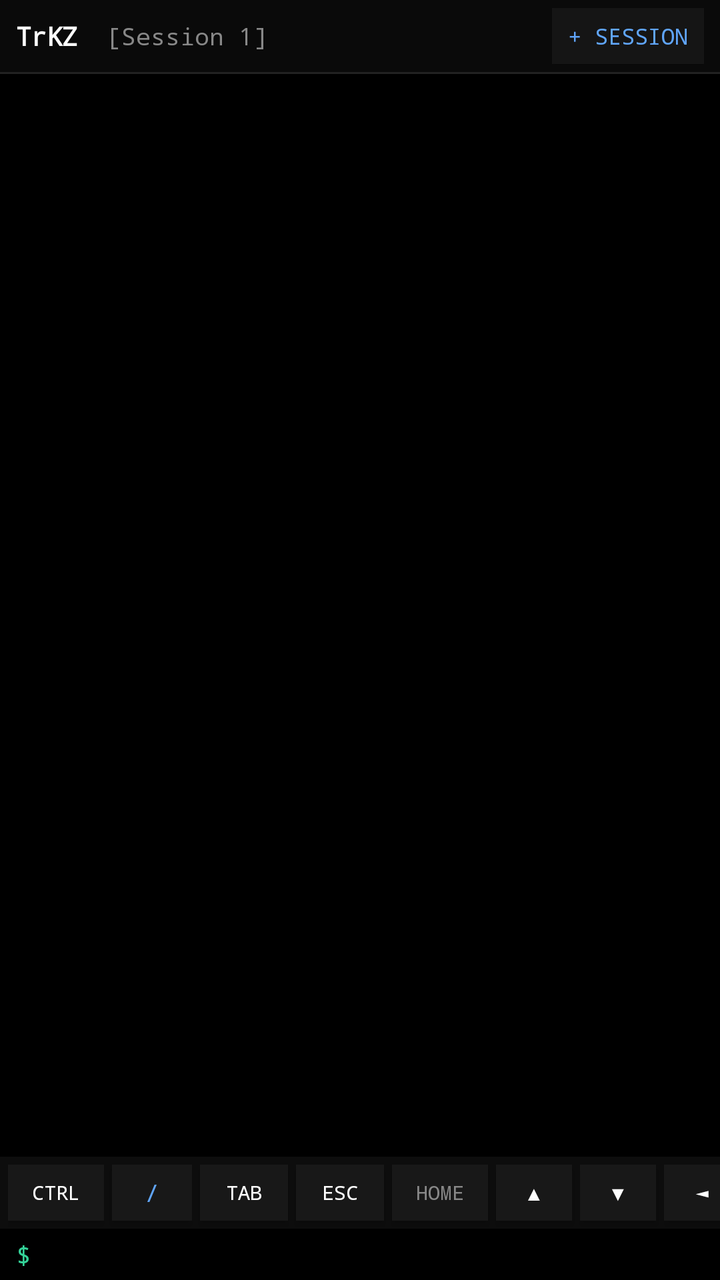
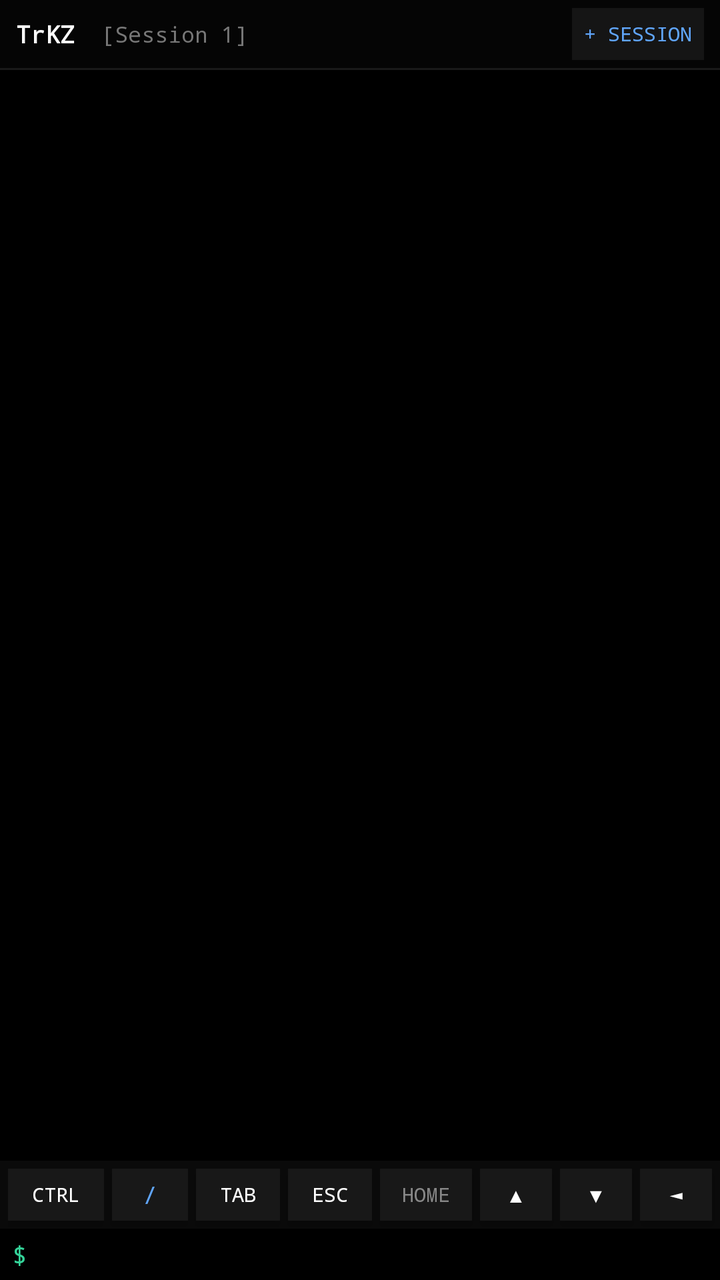

Compare the two renders of this Android layout. The source of the first and the diff that turns it into the second are given below.
<!-- AndroidManifest.xml: application theme Theme.TrKZ -->
<!-- res/layout/activity_trkz.xml -->
<?xml version="1.0" encoding="utf-8"?>
<RelativeLayout xmlns:android="http://schemas.android.com/apk/res/android"
    android:id="@+id/mainLayout"
    android:layout_width="match_parent"
    android:layout_height="match_parent"
    android:background="#000000"
    android:focusable="true"
    android:clickable="true">

    
    <LinearLayout
        android:id="@+id/topBar"
        android:layout_width="match_parent"
        android:layout_height="36dp"
        android:background="#0a0a0a"
        android:orientation="horizontal"
        android:paddingHorizontal="8dp"
        android:gravity="center_vertical"
        android:layout_alignParentTop="true">

        <TextView
            android:id="@+id/txtAppTitle"
            android:layout_width="wrap_content"
            android:layout_height="wrap_content"
            android:text="TrKZ"
            android:textColor="#ffffff"
            android:textStyle="bold"
            android:fontFamily="monospace"
            android:textSize="13sp" />

        <TextView
            android:id="@+id/txtSessionTag"
            android:layout_width="0dp"
            android:layout_height="wrap_content"
            android:layout_weight="1"
            android:text="  [Session 1]"
            android:textColor="#888888"
            android:fontFamily="monospace"
            android:textSize="12sp" />

        <Button
            android:id="@+id/btnNewSession"
            android:layout_width="wrap_content"
            android:layout_height="28dp"
            android:background="#151515"
            android:text="+ Session"
            android:textColor="#60a5fa"
            android:fontFamily="monospace"
            android:textSize="11sp"
            android:paddingHorizontal="8dp"
            android:minWidth="0dp"
            android:minHeight="0dp" />
    </LinearLayout>

    <View
        android:id="@+id/topDivider"
        android:layout_width="match_parent"
        android:layout_height="1dp"
        android:background="#222222"
        android:layout_below="@id/topBar" />

    
    <ScrollView
        android:id="@+id/scrollConsole"
        android:layout_width="match_parent"
        android:layout_height="match_parent"
        android:layout_below="@id/topDivider"
        android:layout_above="@+id/extraKeysScroll"
        android:fillViewport="true"
        android:padding="8dp">

        <TextView
            android:id="@+id/txtConsole"
            android:layout_width="match_parent"
            android:layout_height="wrap_content"
            android:textColor="#ffffff"
            android:fontFamily="monospace"
            android:textSize="13sp"
            android:lineSpacingExtra="2dp" />
    </ScrollView>

    
    <HorizontalScrollView
        android:id="@+id/extraKeysScroll"
        android:layout_width="match_parent"
        android:layout_height="36dp"
        android:background="#0d0d0d"
        android:layout_above="@+id/inputLayout"
        android:scrollbars="none">

        <LinearLayout
            android:id="@+id/extraKeysLayout"
            android:layout_width="wrap_content"
            android:layout_height="match_parent"
            android:orientation="horizontal"
            android:paddingHorizontal="4dp"
            android:gravity="center_vertical">

            <Button android:id="@+id/keyCtrl" android:layout_width="48dp" android:layout_height="28dp" android:text="CTRL" android:textColor="#ffffff" android:textSize="10sp" android:background="#181818" android:fontFamily="monospace" android:layout_marginEnd="4dp" />
            <Button android:id="@+id/keySlash" android:layout_width="40dp" android:layout_height="28dp" android:text="/" android:textColor="#60a5fa" android:textSize="12sp" android:background="#181818" android:fontFamily="monospace" android:layout_marginEnd="4dp" />
            <Button android:id="@+id/keyTab" android:layout_width="44dp" android:layout_height="28dp" android:text="TAB" android:textColor="#ffffff" android:textSize="10sp" android:background="#181818" android:fontFamily="monospace" android:layout_marginEnd="4dp" />
            <Button android:id="@+id/keyEsc" android:layout_width="44dp" android:layout_height="28dp" android:text="ESC" android:textColor="#ffffff" android:textSize="10sp" android:background="#181818" android:fontFamily="monospace" android:layout_marginEnd="4dp" />
            <Button android:id="@+id/keyHome" android:layout_width="48dp" android:layout_height="28dp" android:text="HOME" android:textColor="#888888" android:textSize="10sp" android:background="#181818" android:fontFamily="monospace" android:layout_marginEnd="4dp" />
            <Button android:id="@+id/keyUp" android:layout_width="38dp" android:layout_height="28dp" android:text="▲" android:textColor="#ffffff" android:textSize="10sp" android:background="#181818" android:fontFamily="monospace" android:layout_marginEnd="4dp" />
            <Button android:id="@+id/keyDown" android:layout_width="38dp" android:layout_height="28dp" android:text="▼" android:textColor="#ffffff" android:textSize="10sp" android:background="#181818" android:fontFamily="monospace" android:layout_marginEnd="4dp" />
            <Button android:id="@+id/keyLeft" android:layout_width="38dp" android:layout_height="28dp" android:text="◄" android:textColor="#ffffff" android:textSize="10sp" android:background="#181818" android:fontFamily="monospace" android:layout_marginEnd="4dp" />
            <Button android:id="@+id/keyRight" android:layout_width="38dp" android:layout_height="28dp" android:text="►" android:textColor="#ffffff" android:textSize="10sp" android:background="#181818" android:fontFamily="monospace" android:layout_marginEnd="4dp" />
            <Button android:id="@+id/keyPgUp" android:layout_width="48dp" android:layout_height="28dp" android:text="PGUP" android:textColor="#888888" android:textSize="10sp" android:background="#181818" android:fontFamily="monospace" android:layout_marginEnd="4dp" />
            <Button android:id="@+id/keyPgDn" android:layout_width="48dp" android:layout_height="28dp" android:text="PGDN" android:textColor="#888888" android:textSize="10sp" android:background="#181818" android:fontFamily="monospace" />
        </LinearLayout>
    </HorizontalScrollView>

    
    <LinearLayout
        android:id="@+id/inputLayout"
        android:layout_width="match_parent"
        android:layout_height="wrap_content"
        android:orientation="horizontal"
        android:layout_alignParentBottom="true"
        android:background="#000000"
        android:paddingHorizontal="8dp"
        android:paddingVertical="4dp">

        <TextView
            android:id="@+id/txtPrompt"
            android:layout_width="wrap_content"
            android:layout_height="wrap_content"
            android:text="$ "
            android:textColor="#34d399"
            android:fontFamily="monospace"
            android:textSize="13sp" />

        <EditText
            android:id="@+id/edtCommand"
            android:layout_width="match_parent"
            android:layout_height="wrap_content"
            android:background="@null"
            android:textColor="#ffffff"
            android:fontFamily="monospace"
            android:inputType="textNoSuggestions"
            android:imeOptions="actionSend"
            android:textSize="13sp" />
    </LinearLayout>

</RelativeLayout>
<!-- resources referenced by this layout -->
<resources>
  <style name="Theme.TrKZ" parent="Theme.AppCompat.Light.NoActionBar">
          <item name="android:windowBackground">#000000</item>
          <item name="android:statusBarColor">#000000</item>
          <item name="android:navigationBarColor">#000000</item>
      </style>
</resources>

<!-- the commit's change to res/layout/activity_trkz.xml (unified diff, before → after) -->
@@ -11,8 +11,8 @@
     <LinearLayout
         android:id="@+id/topBar"
         android:layout_width="match_parent"
-        android:layout_height="36dp"
-        android:background="#0a0a0a"
+        android:layout_height="34dp"
+        android:background="#050505"
         android:orientation="horizontal"
         android:paddingHorizontal="8dp"
         android:gravity="center_vertical"
@@ -26,7 +26,7 @@
             android:textColor="#ffffff"
             android:textStyle="bold"
             android:fontFamily="monospace"
-            android:textSize="13sp" />
+            android:textSize="12sp" />
 
         <TextView
             android:id="@+id/txtSessionTag"
@@ -34,20 +34,20 @@
             android:layout_height="wrap_content"
             android:layout_weight="1"
             android:text="  [Session 1]"
-            android:textColor="#888888"
+            android:textColor="#777777"
             android:fontFamily="monospace"
-            android:textSize="12sp" />
+            android:textSize="11sp" />
 
         <Button
             android:id="@+id/btnNewSession"
             android:layout_width="wrap_content"
-            android:layout_height="28dp"
+            android:layout_height="26dp"
             android:background="#151515"
             android:text="+ Session"
             android:textColor="#60a5fa"
             android:fontFamily="monospace"
-            android:textSize="11sp"
-            android:paddingHorizontal="8dp"
+            android:textSize="10sp"
+            android:paddingHorizontal="6dp"
             android:minWidth="0dp"
             android:minHeight="0dp" />
     </LinearLayout>
@@ -56,7 +56,7 @@
         android:id="@+id/topDivider"
         android:layout_width="match_parent"
         android:layout_height="1dp"
-        android:background="#222222"
+        android:background="#1a1a1a"
         android:layout_below="@id/topBar" />
 
     
@@ -67,7 +67,7 @@
         android:layout_below="@id/topDivider"
         android:layout_above="@+id/extraKeysScroll"
         android:fillViewport="true"
-        android:padding="8dp">
+        android:padding="6dp">
 
         <TextView
             android:id="@+id/txtConsole"
@@ -76,15 +76,17 @@
             android:textColor="#ffffff"
             android:fontFamily="monospace"
             android:textSize="13sp"
-            android:lineSpacingExtra="2dp" />
+            android:lineSpacingExtra="2dp"
+            android:textIsSelectable="true"
+            android:linksClickable="true" />
     </ScrollView>
 
     
     <HorizontalScrollView
         android:id="@+id/extraKeysScroll"
         android:layout_width="match_parent"
-        android:layout_height="36dp"
-        android:background="#0d0d0d"
+        android:layout_height="34dp"
+        android:background="#0a0a0a"
         android:layout_above="@+id/inputLayout"
         android:scrollbars="none">
 
@@ -96,17 +98,17 @@
             android:paddingHorizontal="4dp"
             android:gravity="center_vertical">
 
-            <Button android:id="@+id/keyCtrl" android:layout_width="48dp" android:layout_height="28dp" android:text="CTRL" android:textColor="#ffffff" android:textSize="10sp" android:background="#181818" android:fontFamily="monospace" android:layout_marginEnd="4dp" />
-            <Button android:id="@+id/keySlash" android:layout_width="40dp" android:layout_height="28dp" android:text="/" android:textColor="#60a5fa" android:textSize="12sp" android:background="#181818" android:fontFamily="monospace" android:layout_marginEnd="4dp" />
-            <Button android:id="@+id/keyTab" android:layout_width="44dp" android:layout_height="28dp" android:text="TAB" android:textColor="#ffffff" android:textSize="10sp" android:background="#181818" android:fontFamily="monospace" android:layout_marginEnd="4dp" />
-            <Button android:id="@+id/keyEsc" android:layout_width="44dp" android:layout_height="28dp" android:text="ESC" android:textColor="#ffffff" android:textSize="10sp" android:background="#181818" android:fontFamily="monospace" android:layout_marginEnd="4dp" />
-            <Button android:id="@+id/keyHome" android:layout_width="48dp" android:layout_height="28dp" android:text="HOME" android:textColor="#888888" android:textSize="10sp" android:background="#181818" android:fontFamily="monospace" android:layout_marginEnd="4dp" />
-            <Button android:id="@+id/keyUp" android:layout_width="38dp" android:layout_height="28dp" android:text="▲" android:textColor="#ffffff" android:textSize="10sp" android:background="#181818" android:fontFamily="monospace" android:layout_marginEnd="4dp" />
-            <Button android:id="@+id/keyDown" android:layout_width="38dp" android:layout_height="28dp" android:text="▼" android:textColor="#ffffff" android:textSize="10sp" android:background="#181818" android:fontFamily="monospace" android:layout_marginEnd="4dp" />
-            <Button android:id="@+id/keyLeft" android:layout_width="38dp" android:layout_height="28dp" android:text="◄" android:textColor="#ffffff" android:textSize="10sp" android:background="#181818" android:fontFamily="monospace" android:layout_marginEnd="4dp" />
-            <Button android:id="@+id/keyRight" android:layout_width="38dp" android:layout_height="28dp" android:text="►" android:textColor="#ffffff" android:textSize="10sp" android:background="#181818" android:fontFamily="monospace" android:layout_marginEnd="4dp" />
-            <Button android:id="@+id/keyPgUp" android:layout_width="48dp" android:layout_height="28dp" android:text="PGUP" android:textColor="#888888" android:textSize="10sp" android:background="#181818" android:fontFamily="monospace" android:layout_marginEnd="4dp" />
-            <Button android:id="@+id/keyPgDn" android:layout_width="48dp" android:layout_height="28dp" android:text="PGDN" android:textColor="#888888" android:textSize="10sp" android:background="#181818" android:fontFamily="monospace" />
+            <Button android:id="@+id/keyCtrl" android:layout_width="48dp" android:layout_height="26dp" android:text="CTRL" android:textColor="#ffffff" android:textSize="10sp" android:background="#181818" android:fontFamily="monospace" android:layout_marginEnd="4dp" />
+            <Button android:id="@+id/keySlash" android:layout_width="38dp" android:layout_height="26dp" android:text="/" android:textColor="#60a5fa" android:textSize="12sp" android:background="#181818" android:fontFamily="monospace" android:layout_marginEnd="4dp" />
+            <Button android:id="@+id/keyTab" android:layout_width="42dp" android:layout_height="26dp" android:text="TAB" android:textColor="#ffffff" android:textSize="10sp" android:background="#181818" android:fontFamily="monospace" android:layout_marginEnd="4dp" />
+            <Button android:id="@+id/keyEsc" android:layout_width="42dp" android:layout_height="26dp" android:text="ESC" android:textColor="#ffffff" android:textSize="10sp" android:background="#181818" android:fontFamily="monospace" android:layout_marginEnd="4dp" />
+            <Button android:id="@+id/keyHome" android:layout_width="46dp" android:layout_height="26dp" android:text="HOME" android:textColor="#888888" android:textSize="10sp" android:background="#181818" android:fontFamily="monospace" android:layout_marginEnd="4dp" />
+            <Button android:id="@+id/keyUp" android:layout_width="36dp" android:layout_height="26dp" android:text="▲" android:textColor="#ffffff" android:textSize="10sp" android:background="#181818" android:fontFamily="monospace" android:layout_marginEnd="4dp" />
+            <Button android:id="@+id/keyDown" android:layout_width="36dp" android:layout_height="26dp" android:text="▼" android:textColor="#ffffff" android:textSize="10sp" android:background="#181818" android:fontFamily="monospace" android:layout_marginEnd="4dp" />
+            <Button android:id="@+id/keyLeft" android:layout_width="36dp" android:layout_height="26dp" android:text="◄" android:textColor="#ffffff" android:textSize="10sp" android:background="#181818" android:fontFamily="monospace" android:layout_marginEnd="4dp" />
+            <Button android:id="@+id/keyRight" android:layout_width="36dp" android:layout_height="26dp" android:text="►" android:textColor="#ffffff" android:textSize="10sp" android:background="#181818" android:fontFamily="monospace" android:layout_marginEnd="4dp" />
+            <Button android:id="@+id/keyPgUp" android:layout_width="46dp" android:layout_height="26dp" android:text="PGUP" android:textColor="#888888" android:textSize="10sp" android:background="#181818" android:fontFamily="monospace" android:layout_marginEnd="4dp" />
+            <Button android:id="@+id/keyPgDn" android:layout_width="46dp" android:layout_height="26dp" android:text="PGDN" android:textColor="#888888" android:textSize="10sp" android:background="#181818" android:fontFamily="monospace" />
         </LinearLayout>
     </HorizontalScrollView>
 
@@ -118,8 +120,8 @@
         android:orientation="horizontal"
         android:layout_alignParentBottom="true"
         android:background="#000000"
-        android:paddingHorizontal="8dp"
-        android:paddingVertical="4dp">
+        android:paddingHorizontal="6dp"
+        android:paddingVertical="2dp">
 
         <TextView
             android:id="@+id/txtPrompt"
@@ -139,7 +141,8 @@
             android:fontFamily="monospace"
             android:inputType="textNoSuggestions"
             android:imeOptions="actionSend"
-            android:textSize="13sp" />
+            android:textSize="13sp"
+            android:paddingVertical="2dp" />
     </LinearLayout>
 
 </RelativeLayout>
